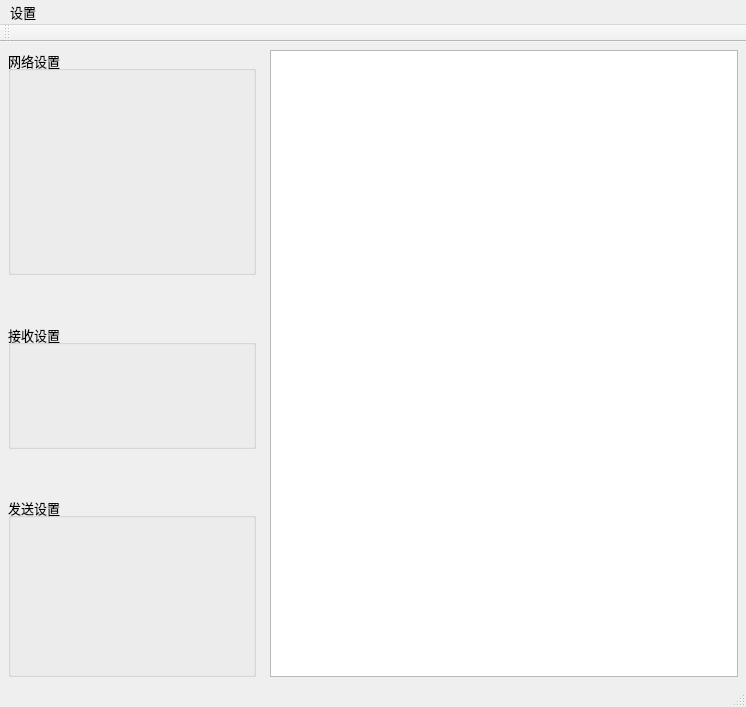
The window that main_window.ui (652436962/Network_Assistant) describes before a commit, drawn with Qt 5.
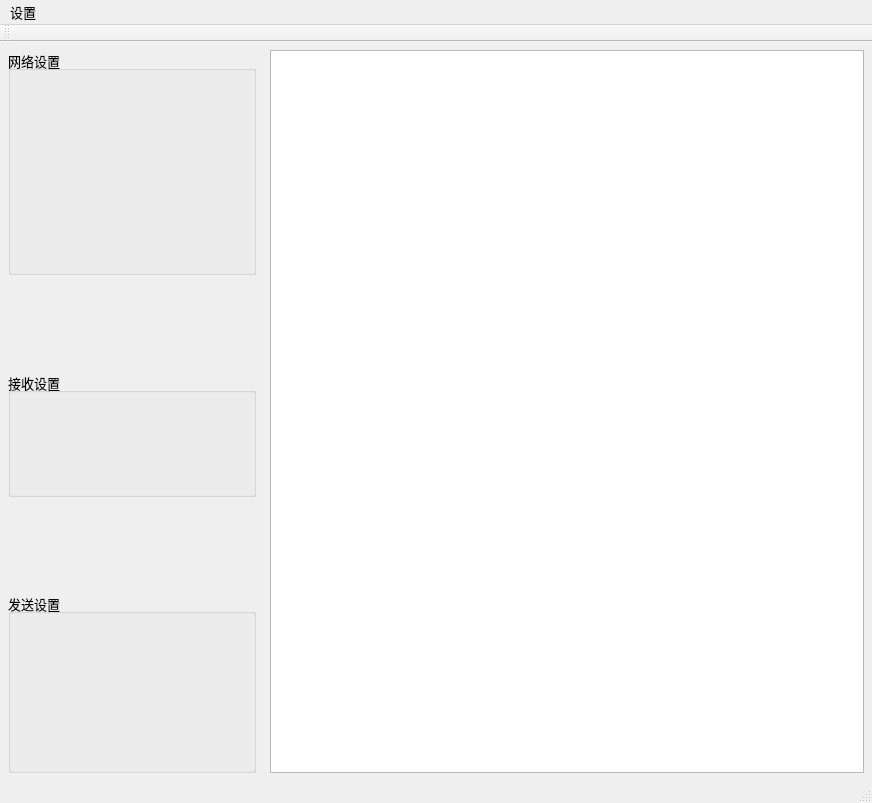
The same window after the commit. Custom widgets are drawn as their Qt base class.

The edit to the form file:
```diff
--- a/main_window.ui
+++ b/main_window.ui
@@ -6,8 +6,8 @@
    <rect>
     <x>0</x>
     <y>0</y>
-    <width>746</width>
-    <height>707</height>
+    <width>872</width>
+    <height>803</height>
    </rect>
   </property>
   <property name="font">
@@ -171,7 +171,7 @@
     <rect>
      <x>0</x>
      <y>0</y>
-     <width>746</width>
+     <width>872</width>
      <height>22</height>
     </rect>
    </property>
```
